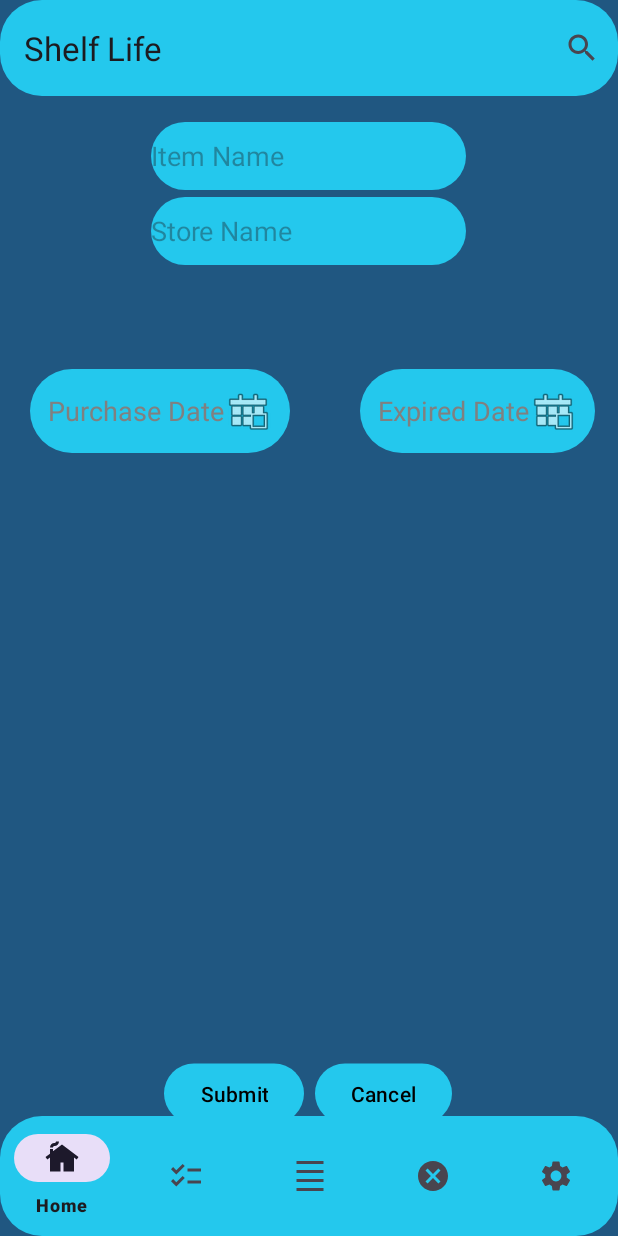
After one commit to TheLostSoul56/Shelf-Life, an Android app: the fragment AddItemFragment placed in its activity, on a phone screen of 412 x 824 dp. The commit adds this screen. Run offline under Robolectric (Android 15) with nearby library versions, the phone set to English and light mode, and no system bars.

Commit message:
so this push is for the functionallity of add to shelf and i updated the look of the search bar and nav bar to look like the wireframes.

```diff
--- /dev/null
+++ b/app/src/main/java/com/example/shelflife/AddItemFragment.java
@@ -0,0 +1,77 @@
+package com.example.shelflife;
+
+import android.app.DatePickerDialog;
+import android.os.Bundle;
+
+import androidx.fragment.app.Fragment;
+
+import android.view.LayoutInflater;
+import android.view.View;
+import android.view.ViewGroup;
+import android.widget.Button;
+import android.widget.EditText;
+import android.widget.Toast;
+
+import java.util.Calendar;
+
+
+public class AddItemFragment extends Fragment {
+
+private EditText itemNameEditText, editDate, editExpiredDate;
+private Button cancelBtn, submitBtn;
+    public AddItemFragment() {
+        // Required empty public constructor
+    }
+
+    @Override
+    public void onCreate(Bundle savedInstanceState) {
+        super.onCreate(savedInstanceState);
+
+    }
+
+    @Override
+    public View onCreateView(LayoutInflater inflater, ViewGroup container,
+                             Bundle savedInstanceState) {
+        // Inflate the layout for this fragment
+        View view = inflater.inflate(R.layout.fragment_add_item, container, false);
+
+        itemNameEditText = view.findViewById(R.id.itemNameForShelf);
+        editDate = view.findViewById(R.id.editDate);
+        editExpiredDate = view.findViewById(R.id.editExpireDate);
+        cancelBtn = view.findViewById(R.id.cancel_addingItem);
+        submitBtn = view.findViewById(R.id.submitToShelf);
+
+        editDate.setOnClickListener(v->showDatePicker(editDate));
+        editExpiredDate.setOnClickListener(v-> showDatePicker(editExpiredDate));
+        cancelBtn.setOnClickListener(v ->{
+            getParentFragmentManager().popBackStack();
+        });
+
+        submitBtn.setOnClickListener(v-> {
+            String itemName = itemNameEditText.getText().toString().trim();
+           if (!itemName.isEmpty()){
+               Bundle result = new Bundle();
+               result.putString("newItemName", itemName);
+               getParentFragmentManager().setFragmentResult("addItemRequest", result);
+
+               getParentFragmentManager().popBackStack();
+           }
+        });
+
+        return view;
+    }
+
+    private void showDatePicker(EditText targetField) {
+       Calendar calendar = Calendar.getInstance();
+       DatePickerDialog datePickerDialog = new DatePickerDialog(
+               requireContext(), (view, year, month, dayOfMonth) -> {
+                   String date = (month + 1) + "/" + dayOfMonth + "/" + year;
+                   targetField.setText(date);
+       },
+           calendar.get(Calendar.YEAR),
+           calendar.get(Calendar.MONTH),
+           calendar.get(Calendar.DAY_OF_MONTH)
+       );
+       datePickerDialog.show();
+    }
+}
--- /dev/null
+++ b/app/src/main/res/drawable/background_for_additemfragment.xml
@@ -0,0 +1,5 @@
+<?xml version="1.0" encoding="utf-8"?>
+<shape xmlns:android="http://schemas.android.com/apk/res/android">
+    <solid android:color="@color/lightBlue" />
+    <corners android:radius="28dp"/>
+</shape>
--- a/app/src/main/res/layout/activity_main.xml
+++ b/app/src/main/res/layout/activity_main.xml
@@ -19,7 +19,7 @@
             android:id="@+id/toolbar2"
             android:layout_width="0dp"
             android:layout_height="?attr/actionBarSize"
-            android:background="?attr/colorPrimary"
+            android:background="@drawable/background_for_additemfragment"
             app:layout_constraintTop_toTopOf="parent"
             app:layout_constraintStart_toStartOf="parent"
             app:layout_constraintEnd_toEndOf="parent" />
@@ -39,7 +39,7 @@
             android:id="@+id/bottomNavigationView"
             android:layout_width="0dp"
             android:layout_height="wrap_content"
-            android:background="@color/lightBlue"
+            android:background="@drawable/background_for_additemfragment"
             app:layout_constraintBottom_toBottomOf="parent"
             app:layout_constraintEnd_toEndOf="parent"
             app:layout_constraintStart_toStartOf="parent"
--- /dev/null
+++ b/app/src/main/res/layout/fragment_add_item.xml
@@ -0,0 +1,77 @@
+<?xml version="1.0" encoding="utf-8"?>
+<FrameLayout xmlns:android="http://schemas.android.com/apk/res/android"
+    xmlns:tools="http://schemas.android.com/tools"
+    android:layout_width="match_parent"
+    android:layout_height="match_parent"
+    tools:context=".AddItemFragment">
+
+    <EditText
+        android:id="@+id/itemNameForShelf"
+        android:layout_width="210dp"
+        android:layout_height="45dp"
+        android:ems="10"
+        android:inputType="text"
+        android:hint="Item Name"
+        android:layout_gravity="center"
+        android:translationY="-300dp"
+        android:background="@drawable/background_for_additemfragment"/>
+
+    <EditText
+        android:id="@+id/storeNameForShelf"
+        android:layout_width="210dp"
+        android:layout_height="45dp"
+        android:ems="10"
+        android:inputType="text"
+        android:hint="Store Name"
+        android:layout_gravity="center"
+        android:translationY="-250dp"
+        android:background="@drawable/background_for_additemfragment"/>
+    <EditText
+        android:id="@+id/editDate"
+        android:layout_width="wrap_content"
+        android:layout_height="wrap_content"
+        android:hint="Purchase Date"
+        android:focusable="false"
+        android:inputType="none"
+        android:clickable="true"
+        android:drawableEnd="@android:drawable/ic_menu_today"
+        android:padding="12dp"
+        android:textColorHint = "@color/Grey"
+        android:layout_gravity="center_vertical"
+        android:translationY="-130dp"
+        android:translationX="20dp"
+        android:background="@drawable/background_for_additemfragment"/>
+    <EditText
+        android:id="@+id/editExpireDate"
+        android:layout_width="wrap_content"
+        android:layout_height="wrap_content"
+        android:hint="Expired Date"
+        android:focusable="false"
+        android:inputType="none"
+        android:clickable="true"
+        android:drawableEnd="@android:drawable/ic_menu_today"
+        android:padding="12dp"
+        android:textColorHint = "@color/Grey"
+        android:layout_gravity="center_vertical"
+        android:translationY="-130dp"
+        android:translationX="240dp"
+        android:background="@drawable/background_for_additemfragment"/>
+    <Button
+        android:id="@+id/cancel_addingItem"
+        android:layout_width="wrap_content"
+        android:layout_height="wrap_content"
+        android:text="Cancel"
+        android:textColor="@color/black"
+        android:layout_gravity="center"
+        android:translationY = "325dp"
+        android:translationX="50dp"/>
+    <Button
+        android:id="@+id/submitToShelf"
+        android:layout_width="wrap_content"
+        android:text="Submit"
+        android:textColor="@color/black"
+        android:layout_height="wrap_content"
+        android:layout_gravity="center"
+        android:translationY="325dp"
+        android:translationX="-50dp"/>
+</FrameLayout>
--- a/app/src/main/res/values/colors.xml
+++ b/app/src/main/res/values/colors.xml
@@ -10,4 +10,5 @@
     <color name="light_blue_A200">#FF40C4FF</color>
     <color name="light_blue_A400">#FF00B0FF</color>
     <color name="black_overlay">#66000000</color>
+    <color name="Grey">#808080</color>
 </resources>
--- a/app/src/main/res/values/strings.xml
+++ b/app/src/main/res/values/strings.xml
@@ -60,4 +60,6 @@
     <string name="email">email</string>
     <string name="phone">phone</string>
     <string name="last_name">last_name</string>
+    <!-- TODO: Remove or change this placeholder text -->
+    <string name="hello_blank_fragment">Hello blank fragment</string>
 </resources>
```
Also changed, not shown: app/src/main/java/com/example/shelflife/ShelfFragment.java (+50 -18 lines).
